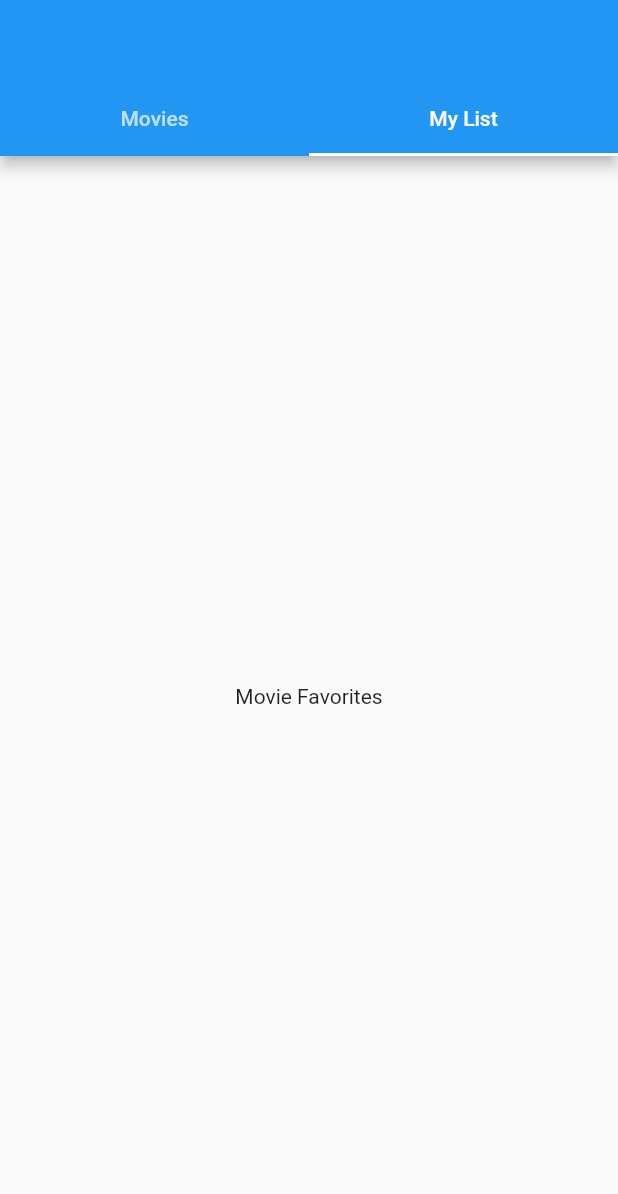
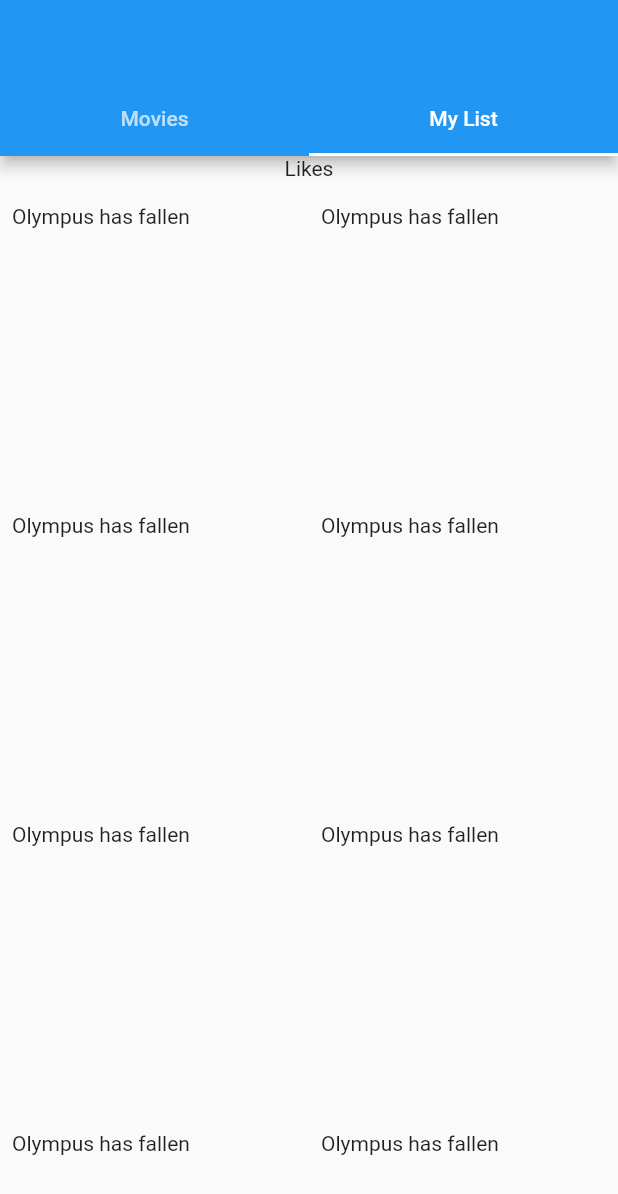
Before and after one commit to rexfilius/movie_app_flutter, a Flutter app: the screen it shows after launch, tab 2 chosen, on a phone screen of 412 x 824 dp. Shown: the top 1194 px of the screen. Run offline on Flutter 3.47's test engine with Material 2 defaults, Android fonts, the phone set to English and light mode, and no system bars; network calls fail.

```diff
--- a/lib/app/ui/screens/movie_favorite/screens/movie_favorites.dart
+++ b/lib/app/ui/screens/movie_favorite/screens/movie_favorites.dart
@@ -1,13 +1,88 @@
 import 'package:flutter/material.dart';
 import 'package:movie_app_flutter/movie_app_lib.dart';
 
-class MovieFavoritesScreen extends StatelessWidget {
+class MovieFavoritesScreen extends StatefulWidget {
   const MovieFavoritesScreen({Key? key}) : super(key: key);
 
   @override
+  State<MovieFavoritesScreen> createState() => _MovieFavoritesScreenState();
+}
+
+class _MovieFavoritesScreenState extends State<MovieFavoritesScreen> {
+  //late Future<MoviesUpcoming> _moviesUpcoming;
+
+  @override
+  void initState() {
+    super.initState();
+    //_moviesUpcoming = getUpcomingMovies();
+  }
+
+  @override
   Widget build(BuildContext context) {
-    return const Center(
-      child: Text('Movie Favorites'),
+    return Column(
+      mainAxisSize: MainAxisSize.min,
+      children: [
+        const Text('Likes'),
+        const SizedBox(height: 8.0),
+        Expanded(
+          child: GridView.builder(
+            gridDelegate: const SliverGridDelegateWithFixedCrossAxisCount(
+              crossAxisCount: 2,
+            ),
+            itemCount: likes.length,
+            itemBuilder: (context, index) {
+              return Padding(
+                padding: const EdgeInsets.all(8.0),
+                child: Text(likes[index]),
+              );
+            },
+          ),
+        ),
+      ],
     );
   }
 }
+
+final List<String> likes = [
+  'Olympus has fallen',
+  'Olympus has fallen',
+  'Olympus has fallen',
+  'Olympus has fallen',
+  'Olympus has fallen',
+  'Olympus has fallen',
+  'Olympus has fallen',
+  'Olympus has fallen',
+  'Olympus has fallen',
+  'Olympus has fallen',
+  'Olympus has fallen',
+  'Olympus has fallen',
+  'Olympus has fallen',
+  'Olympus has fallen',
+  'Olympus has fallen',
+  'Olympus has fallen',
+  'Olympus has fallen',
+  'Olympus has fallen',
+];
+
+/// Code to test API call
+// Center(
+// child: FutureBuilder<MoviesUpcoming>(
+// future: _moviesUpcoming,
+// builder: (context, snapshot) {
+// if (snapshot.hasData) {
+// return ListView.builder(
+// itemCount: snapshot.data?.results?.length,
+// itemBuilder: (context, index) {
+// return Padding(
+// padding: const EdgeInsets.all(8.0),
+// child: Text('${snapshot.data?.results?[index]}'),
+// );
+// },
+// );
+// } else if (snapshot.hasError) {
+// return Text('${snapshot.error}');
+// }
+// return const CircularProgressIndicator();
+// },
+// ),
+// );
--- a/lib/movie_app_lib.dart
+++ b/lib/movie_app_lib.dart
@@ -17,6 +17,9 @@ export 'app/ui/screens/home/home_screen.dart';
 
 /// Movies Screen
 export 'app/ui/screens/movies/screens/movies_screen.dart';
+export 'app/ui/screens/movies/components/movies_upcoming_builder.dart';
+export 'app/ui/screens/movies/components/movies_popular_builder.dart';
+export 'app/ui/screens/movies/components/movies_upcoming_card.dart';
 
 /// Movie Favorites
 export 'app/ui/screens/movie_favorite/screens/movie_favorites.dart';
```
Also changed, not shown: lib/app/data/network/api/movie_api.dart (+29 -0 lines), lib/app/data/network/models/movie_result.dart (+10 -1 lines), lib/app/ui/screens/movies/components/movies_upcoming_builder.dart (added, +48 -0 lines), lib/app/ui/screens/movies/components/movies_upcoming_card.dart (added, +38 -0 lines), lib/app/ui/screens/movies/screens/movies_screen.dart (+77 -3 lines), lib/app/ui/screens/movies/components/movies_popular_builder.dart (added), 1 other file.
